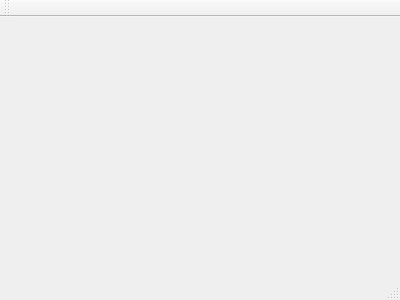
This is qtMercadoBitcoin/mercadobitcoin.ui in jmarcolan/qtMercadoBitcoin as Qt 5 draws it before an edit. The edited form follows.
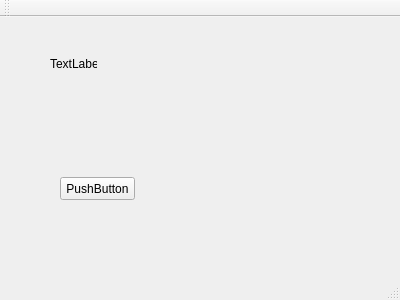
This is the edited form.

Diff of the .ui file:
```diff
--- a/qtMercadoBitcoin/mercadobitcoin.ui
+++ b/qtMercadoBitcoin/mercadobitcoin.ui
@@ -12,13 +12,55 @@
   <property name="windowTitle" >
    <string>MercadoBitcoin</string>
   </property>
-  <widget class="QMenuBar" name="menuBar" />
-  <widget class="QToolBar" name="mainToolBar" />
-  <widget class="QWidget" name="centralWidget" />
-  <widget class="QStatusBar" name="statusBar" />
+  <widget class="QWidget" name="centralWidget">
+   <widget class="QPushButton" name="pushButton">
+    <property name="geometry">
+     <rect>
+      <x>60</x>
+      <y>160</y>
+      <width>75</width>
+      <height>23</height>
+     </rect>
+    </property>
+    <property name="text">
+     <string>PushButton</string>
+    </property>
+   </widget>
+   <widget class="QLabel" name="label">
+    <property name="geometry">
+     <rect>
+      <x>50</x>
+      <y>40</y>
+      <width>47</width>
+      <height>13</height>
+     </rect>
+    </property>
+    <property name="text">
+     <string>TextLabel</string>
+    </property>
+   </widget>
+  </widget>
+  <widget class="QMenuBar" name="menuBar">
+   <property name="geometry">
+    <rect>
+     <x>0</x>
+     <y>0</y>
+     <width>400</width>
+     <height>21</height>
+    </rect>
+   </property>
+  </widget>
+  <widget class="QToolBar" name="mainToolBar">
+   <attribute name="toolBarArea">
+    <enum>TopToolBarArea</enum>
+   </attribute>
+   <attribute name="toolBarBreak">
+    <bool>false</bool>
+   </attribute>
+  </widget>
+  <widget class="QStatusBar" name="statusBar"/>
  </widget>
- <layoutDefault spacing="6" margin="11" />
- <pixmapfunction></pixmapfunction>
+ <layoutdefault spacing="6" margin="11"/>
  <resources/>
  <connections/>
 </ui>
```
Left out of the diff: 7 changed lines with no effect on the pictures.
